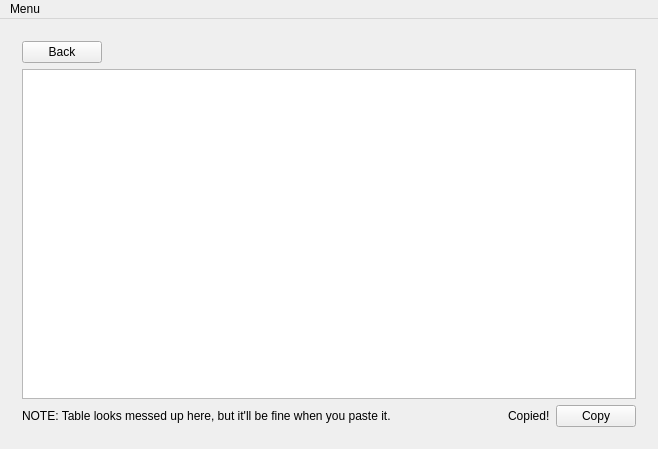
The window that zmainwindow.ui (xavierliancw/CS4ADataDictionaryFormatter) describes before a commit, drawn with Qt 5.
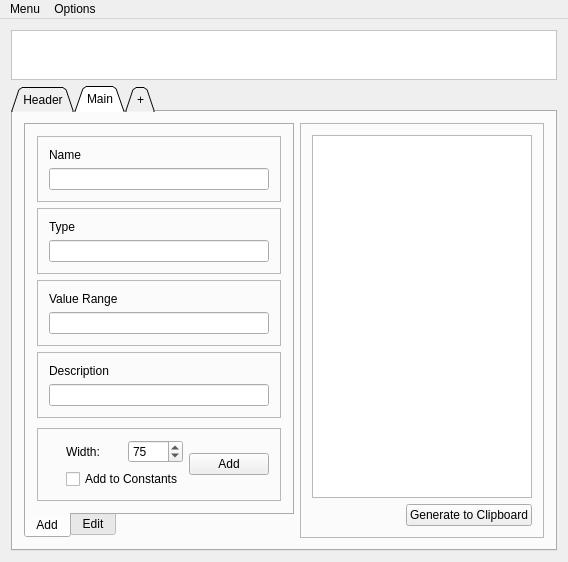
The same window after the commit. The open tabs and pages were chosen to show the change.

Commit message: v0.6 Closes #12, Closes #13, Closes #18, Closes #19, Closes #20

The edit to the form file:
```diff
--- a/zmainwindow.ui
+++ b/zmainwindow.ui
@@ -6,32 +6,25 @@
    <rect>
     <x>0</x>
     <y>0</y>
-    <width>658</width>
-    <height>449</height>
+    <width>568</width>
+    <height>511</height>
    </rect>
   </property>
   <property name="windowTitle">
    <string>Data Dictionary Maker (BETA)</string>
   </property>
   <widget class="QWidget" name="centralWidget">
-   <layout class="QGridLayout" name="gridLayout">
-    <item row="0" column="0">
-     <widget class="QStackedWidget" name="stackWidg">
-      <property name="currentIndex">
-       <number>0</number>
-      </property>
-      <widget class="QWidget" name="entry">
        <layout class="QGridLayout" name="gridLayout_2">
-        <item row="0" column="0" rowspan="4">
-         <widget class="QFrame" name="frame">
-          <property name="maximumSize">
+    <item row="0" column="0">
+     <widget class="QFrame" name="frame_7">
+      <property name="minimumSize">
            <size>
-            <width>250</width>
-            <height>16777215</height>
+        <width>0</width>
+        <height>50</height>
            </size>
           </property>
           <property name="styleSheet">
-           <string notr="true"/>
+       <string notr="true">background-color: rgb(255, 255, 255);</string>
           </property>
           <property name="frameShape">
            <enum>QFrame::StyledPanel</enum>
@@ -39,6 +32,55 @@
           <property name="frameShadow">
            <enum>QFrame::Raised</enum>
           </property>
+      <zorder>majorTW</zorder>
+     </widget>
+    </item>
+    <item row="1" column="0">
+     <widget class="QTabWidget" name="majorTW">
+      <property name="tabShape">
+       <enum>QTabWidget::Triangular</enum>
+      </property>
+      <property name="currentIndex">
+       <number>1</number>
+      </property>
+      <property name="tabsClosable">
+       <bool>false</bool>
+      </property>
+      <widget class="QWidget" name="tab">
+       <attribute name="title">
+        <string>Header</string>
+       </attribute>
+       <widget class="QLabel" name="label_6">
+        <property name="geometry">
+         <rect>
+          <x>130</x>
+          <y>90</y>
+          <width>81</width>
+          <height>16</height>
+         </rect>
+        </property>
+        <property name="text">
+         <string>Coming Soon</string>
+        </property>
+       </widget>
+      </widget>
+      <widget class="QWidget" name="mainTab">
+       <attribute name="title">
+        <string>Main</string>
+       </attribute>
+       <layout class="QHBoxLayout" name="horizontalLayout">
+        <item>
+         <widget class="QTabWidget" name="tabWidget_2">
+          <property name="tabPosition">
+           <enum>QTabWidget::South</enum>
+          </property>
+          <property name="currentIndex">
+           <number>0</number>
+          </property>
+          <widget class="QWidget" name="tab_4">
+           <attribute name="title">
+            <string>Add</string>
+           </attribute>
           <layout class="QVBoxLayout" name="verticalLayout_5">
            <item>
             <widget class="QFrame" name="frame_2">
@@ -128,6 +170,19 @@
              </layout>
             </widget>
            </item>
+            <item>
+             <spacer name="verticalSpacer">
+              <property name="orientation">
+               <enum>Qt::Vertical</enum>
+              </property>
+              <property name="sizeHint" stdset="0">
+               <size>
+                <width>20</width>
+                <height>40</height>
+               </size>
+              </property>
+             </spacer>
+            </item>
            <item>
             <widget class="QFrame" name="frame_6">
              <property name="frameShape">
@@ -137,33 +192,6 @@
               <enum>QFrame::Raised</enum>
              </property>
              <layout class="QGridLayout" name="gridLayout_5">
-              <item row="0" column="0">
-               <widget class="QLabel" name="label">
-                <property name="text">
-                 <string>Width:</string>
-                </property>
-               </widget>
-              </item>
-              <item row="0" column="3" rowspan="2">
-               <widget class="QPushButton" name="addBt">
-                <property name="focusPolicy">
-                 <enum>Qt::NoFocus</enum>
-                </property>
-                <property name="text">
-                 <string>Add</string>
-                </property>
-               </widget>
-              </item>
-              <item row="1" column="0" colspan="2">
-               <widget class="QCheckBox" name="constCB">
-                <property name="focusPolicy">
-                 <enum>Qt::NoFocus</enum>
-                </property>
-                <property name="text">
-                 <string>Add to Constants</string>
-                </property>
-               </widget>
-              </item>
               <item row="0" column="2">
                <spacer name="horizontalSpacer_2">
                 <property name="orientation">
@@ -177,20 +205,17 @@
                 </property>
                </spacer>
               </item>
-              <item row="1" column="2">
-               <spacer name="horizontalSpacer_3">
-                <property name="orientation">
-                 <enum>Qt::Horizontal</enum>
-                </property>
-                <property name="sizeHint" stdset="0">
-                 <size>
-                  <width>40</width>
-                  <height>20</height>
-                 </size>
-                </property>
-               </spacer>
-              </item>
-              <item row="0" column="1">
+               <item row="0" column="5" rowspan="2">
+                <widget class="QPushButton" name="addBt">
+                 <property name="focusPolicy">
+                  <enum>Qt::NoFocus</enum>
+                 </property>
+                 <property name="text">
+                  <string>Add</string>
+                 </property>
+                </widget>
+               </item>
+               <item row="0" column="4">
                <widget class="QSpinBox" name="marginSB">
                 <property name="minimum">
                  <number>25</number>
@@ -200,26 +225,45 @@
                 </property>
                </widget>
               </item>
-             </layout>
-            </widget>
-           </item>
-          </layout>
-         </widget>
-        </item>
-        <item row="0" column="1" rowspan="4" colspan="2">
-         <widget class="QFrame" name="frame_9">
-          <property name="sizePolicy">
-           <sizepolicy hsizetype="Expanding" vsizetype="Preferred">
-            <horstretch>0</horstretch>
-            <verstretch>0</verstretch>
-           </sizepolicy>
-          </property>
-          <property name="frameShape">
-           <enum>QFrame::StyledPanel</enum>
-          </property>
-          <property name="frameShadow">
-           <enum>QFrame::Raised</enum>
-          </property>
+               <item row="1" column="2">
+                <spacer name="horizontalSpacer_3">
+                 <property name="orientation">
+                  <enum>Qt::Horizontal</enum>
+                 </property>
+                 <property name="sizeHint" stdset="0">
+                  <size>
+                   <width>40</width>
+                   <height>20</height>
+                  </size>
+                 </property>
+                </spacer>
+               </item>
+               <item row="0" column="3">
+                <widget class="QLabel" name="label">
+                 <property name="text">
+                  <string>Width:</string>
+                 </property>
+                </widget>
+               </item>
+               <item row="1" column="3" colspan="2">
+                <widget class="QCheckBox" name="constCB">
+                 <property name="focusPolicy">
+                  <enum>Qt::NoFocus</enum>
+                 </property>
+                 <property name="text">
+                  <string>Add to Constants</string>
+                 </property>
+                </widget>
+               </item>
+              </layout>
+             </widget>
+            </item>
+           </layout>
+          </widget>
+          <widget class="QWidget" name="tab_5">
+           <attribute name="title">
+            <string>Edit</string>
+           </attribute>
           <layout class="QVBoxLayout" name="verticalLayout_6">
            <item>
             <widget class="QFrame" name="frame_11">
@@ -314,96 +358,87 @@
                 </property>
                </widget>
               </item>
-              <item row="4" column="2">
-               <widget class="QPushButton" name="genBt">
-                <property name="sizePolicy">
-                 <sizepolicy hsizetype="Fixed" vsizetype="Fixed">
-                  <horstretch>0</horstretch>
-                  <verstretch>0</verstretch>
-                 </sizepolicy>
-                </property>
-                <property name="focusPolicy">
-                 <enum>Qt::NoFocus</enum>
-                </property>
-                <property name="text">
-                 <string>Generate</string>
-                </property>
-               </widget>
-              </item>
              </layout>
             </widget>
            </item>
           </layout>
          </widget>
-        </item>
-       </layout>
-      </widget>
-      <widget class="QWidget" name="result">
-       <layout class="QGridLayout" name="gridLayout_3">
-        <item row="3" column="0" colspan="4">
-         <widget class="QPlainTextEdit" name="dataTE"/>
+         </widget>
         </item>
-        <item row="5" column="3">
-         <widget class="QPushButton" name="copyBt">
-          <property name="text">
-           <string>Copy</string>
+        <item>
+         <widget class="QFrame" name="frame">
+          <property name="frameShape">
+           <enum>QFrame::StyledPanel</enum>
           </property>
-         </widget>
-        </item>
-        <item row="5" column="0">
-         <widget class="QLabel" name="label_6">
-          <property name="text">
-           <string>NOTE: Table looks messed up here, but it'll be fine when you paste it.</string>
+          <property name="frameShadow">
+           <enum>QFrame::Raised</enum>
           </property>
-         </widget>
-        </item>
-        <item row="5" column="2">
-         <widget class="QLabel" name="copiedLbl">
-          <property name="text">
-           <string>Copied!</string>
+          <layout class="QGridLayout" name="gridLayout">
+           <item row="0" column="0" colspan="2">
+            <widget class="QPlainTextEdit" name="dataTE">
+             <property name="lineWrapMode">
+              <enum>QPlainTextEdit::NoWrap</enum>
           </property>
          </widget>
         </item>
-        <item row="5" column="1">
-         <spacer name="horizontalSpacer_5">
-          <property name="orientation">
-           <enum>Qt::Horizontal</enum>
-          </property>
-          <property name="sizeHint" stdset="0">
-           <size>
-            <width>40</width>
-            <height>20</height>
-           </size>
-          </property>
-         </spacer>
-        </item>
-        <item row="0" column="0">
-         <widget class="QPushButton" name="backBt">
-          <property name="sizePolicy">
-           <sizepolicy hsizetype="Fixed" vsizetype="Fixed">
-            <horstretch>0</horstretch>
-            <verstretch>0</verstretch>
-           </sizepolicy>
-          </property>
-          <property name="text">
-           <string>Back</string>
-          </property>
-         </widget>
-        </item>
-        <item row="0" column="1">
+           <item row="1" column="0">
          <spacer name="horizontalSpacer_4">
           <property name="orientation">
            <enum>Qt::Horizontal</enum>
           </property>
           <property name="sizeHint" stdset="0">
            <size>
-            <width>40</width>
+               <width>105</width>
             <height>20</height>
            </size>
           </property>
          </spacer>
         </item>
-       </layout>
+           <item row="1" column="1">
+            <widget class="QPushButton" name="genBt">
+             <property name="sizePolicy">
+              <sizepolicy hsizetype="Fixed" vsizetype="Fixed">
+               <horstretch>0</horstretch>
+               <verstretch>0</verstretch>
+              </sizepolicy>
+             </property>
+             <property name="focusPolicy">
+              <enum>Qt::NoFocus</enum>
+             </property>
+             <property name="toolTip">
+              <string>Press CTRL+RETURN to press this button.</string>
+             </property>
+             <property name="text">
+              <string>Generate to Clipboard</string>
+             </property>
+            </widget>
+           </item>
+          </layout>
+          <zorder>dataTE</zorder>
+          <zorder>dataTE</zorder>
+          <zorder>genBt</zorder>
+          <zorder>horizontalSpacer_4</zorder>
+         </widget>
+        </item>
+       </layout>
+      </widget>
+      <widget class="QWidget" name="tab_3">
+       <attribute name="title">
+        <string>+</string>
+       </attribute>
+       <widget class="QLabel" name="label_7">
+        <property name="geometry">
+         <rect>
+          <x>140</x>
+          <y>150</y>
+          <width>71</width>
+          <height>16</height>
+         </rect>
+        </property>
+        <property name="text">
+         <string>Coming soon</string>
+        </property>
+       </widget>
       </widget>
      </widget>
     </item>
@@ -414,7 +449,7 @@
     <rect>
      <x>0</x>
      <y>0</y>
-     <width>658</width>
+     <width>568</width>
      <height>21</height>
     </rect>
    </property>
@@ -426,7 +461,13 @@
     <addaction name="actionHelp"/>
     <addaction name="actionFeedback"/>
    </widget>
+   <widget class="QMenu" name="menuOptions">
+    <property name="title">
+     <string>Options</string>
+    </property>
+   </widget>
    <addaction name="menuMenu"/>
+   <addaction name="menuOptions"/>
   </widget>
   <action name="actionAbout">
    <property name="text">
```
Left out of the diff: 12 changed lines with no effect on the pictures. Lines whose indentation alone changed are shown as unchanged. The commit also changes 2 other files.
